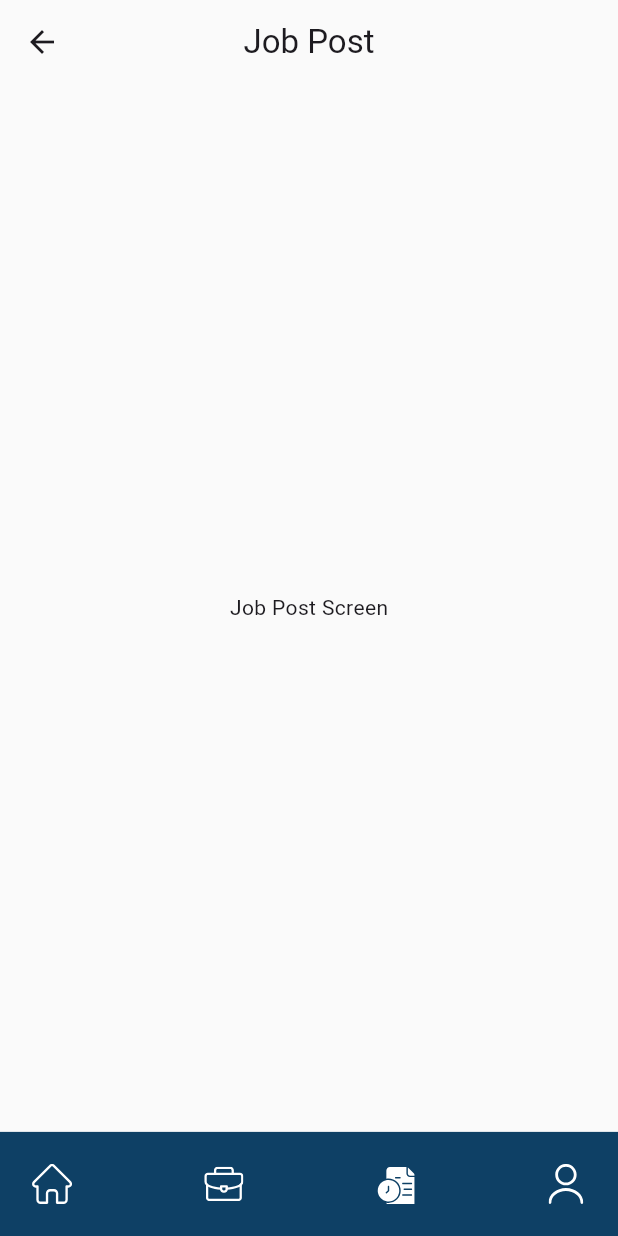
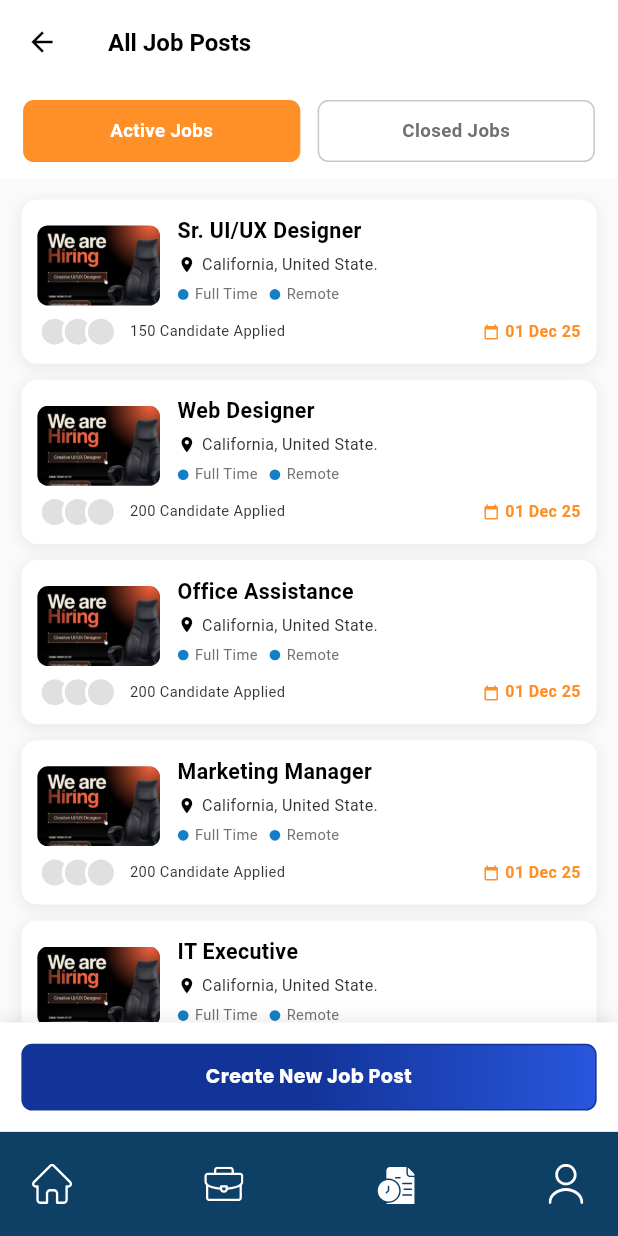
Before and after one commit to mehdisparktech/embeyi, a Flutter app: the JobPostScreen screen opened by its route, on a phone screen of 412 x 824 dp. Run offline on Flutter 3.47's test engine with Material 3 defaults, Android fonts, the phone set to English and light mode, and no system bars; our stand-ins replace cached_network_image, dio, flutter_dotenv, flutter_html, flutter_local_notifications, flutter_screenutil and 13 more; accounts and stored records are empty; network calls fail.

Commit message:
feat(recruiter): implement job post management features in recruiter interface
- Add RecruiterJobPostController to manage job post states and data
- Implement observable properties for active and closed jobs
- Create methods for loading jobs, selecting tabs, and viewing job details
- Enhance JobPostScreen with a tabbed interface for active and closed jobs
- Integrate job listing display using RecruiterJobCard component
- Add functionality for creating new job posts with user feedback

```diff
--- a/lib/features/recruiter/job_post/presentation/controller/job_post_controller.dart
+++ b/lib/features/recruiter/job_post/presentation/controller/job_post_controller.dart
@@ -1,3 +1,93 @@
 import 'package:get/get.dart';
+import 'package:embeyi/core/utils/constants/app_images.dart';
 
-class RecruiterJobPostController extends GetxController {}
+class RecruiterJobPostController extends GetxController {
+  // Observable properties
+  final RxInt selectedTabIndex = 0.obs; // 0 = Active, 1 = Closed
+  final RxList<Map<String, dynamic>> activeJobs = <Map<String, dynamic>>[].obs;
+  final RxList<Map<String, dynamic>> closedJobs = <Map<String, dynamic>>[].obs;
+
+  @override
+  void onInit() {
+    super.onInit();
+    _loadJobs();
+  }
+
+  void _loadJobs() {
+    activeJobs.value = [
+      {
+        'title': 'Sr. UI/UX Designer',
+        'location': 'California, United State.',
+        'isFullTime': true,
+        'isRemote': true,
+        'candidateCount': 150,
+        'deadline': '01 Dec 25',
+        'thumbnail': AppImages.jobPost,
+      },
+      {
+        'title': 'Web Designer',
+        'location': 'California, United State.',
+        'isFullTime': true,
+        'isRemote': true,
+        'candidateCount': 200,
+        'deadline': '01 Dec 25',
+        'thumbnail': AppImages.jobPost,
+      },
+      {
+        'title': 'Office Assistance',
+        'location': 'California, United State.',
+        'isFullTime': true,
+        'isRemote': true,
+        'candidateCount': 200,
+        'deadline': '01 Dec 25',
+        'thumbnail': AppImages.jobPost,
+      },
+      {
+        'title': 'Marketing Manager',
+        'location': 'California, United State.',
+        'isFullTime': true,
+        'isRemote': true,
+        'candidateCount': 200,
+        'deadline': '01 Dec 25',
+        'thumbnail': AppImages.jobPost,
+      },
+      {
+        'title': 'IT Executive',
+        'location': 'California, United State.',
+        'isFullTime': true,
+        'isRemote': true,
+        'candidateCount': 200,
+        'deadline': '01 Dec 25',
+        'thumbnail': AppImages.jobPost,
+      },
+    ];
+
+    closedJobs.value = [
+      {
+        'title': 'Senior Developer',
+        'location': 'California, United State.',
+        'isFullTime': true,
+        'isRemote': true,
+        'candidateCount': 300,
+        'deadline': '01 Nov 25',
+        'thumbnail': AppImages.jobPost,
+      },
+    ];
+  }
+
+  void selectTab(int index) {
+    selectedTabIndex.value = index;
+  }
+
+  List<Map<String, dynamic>> get currentJobs {
+    return selectedTabIndex.value == 0 ? activeJobs : closedJobs;
+  }
+
+  void createNewJobPost() {
+    Get.snackbar('Create Job', 'Opening job creation form...');
+  }
+
+  void viewJobDetails(String jobTitle) {
+    Get.snackbar('Job Details', 'Opening $jobTitle details...');
+  }
+}
--- a/lib/features/recruiter/job_post/presentation/screen/job_post_screen.dart
+++ b/lib/features/recruiter/job_post/presentation/screen/job_post_screen.dart
@@ -1,15 +1,169 @@
 import 'package:embeyi/core/component/bottom_nav_bar/common_bottom_bar.dart';
+import 'package:embeyi/core/component/button/common_button.dart';
+import 'package:embeyi/core/utils/constants/app_colors.dart';
+import 'package:embeyi/core/utils/extensions/extension.dart';
+import 'package:embeyi/features/recruiter/home/presentation/widgets/recruiter_job_card.dart';
 import 'package:flutter/material.dart';
+import 'package:flutter_screenutil/flutter_screenutil.dart';
+import 'package:get/get.dart';
+import '../controller/job_post_controller.dart';
 
 class JobPostScreen extends StatelessWidget {
   const JobPostScreen({super.key});
 
   @override
   Widget build(BuildContext context) {
+    final controller = Get.put(RecruiterJobPostController());
+
     return Scaffold(
-      appBar: AppBar(title: const Text('Job Post')),
-      body: const Center(child: Text('Job Post Screen')),
-      bottomNavigationBar: const CommonBottomNavBar(currentIndex: 2),
+      backgroundColor: AppColors.background,
+      appBar: _buildAppBar(),
+      body: Column(
+        children: [
+          _buildTabBar(controller),
+          Expanded(
+            child: SingleChildScrollView(
+              child: Padding(
+                padding: EdgeInsets.all(16.r),
+                child: _buildJobsList(controller),
+              ),
+            ),
+          ),
+          _buildCreateJobButton(controller),
+        ],
+      ),
+      bottomNavigationBar: const SafeArea(
+        child: CommonBottomNavBar(currentIndex: 2),
+      ),
+    );
+  }
+
+  PreferredSizeWidget _buildAppBar() {
+    return AppBar(
+      backgroundColor: Colors.white,
+      elevation: 0,
+      leading: IconButton(
+        icon: Icon(Icons.arrow_back, color: AppColors.black, size: 24.sp),
+        onPressed: () => Get.back(),
+      ),
+      title: Text(
+        'All Job Posts',
+        style: TextStyle(
+          fontSize: 18.sp,
+          fontWeight: FontWeight.w700,
+          color: AppColors.black,
+        ),
+      ),
+      centerTitle: false,
+    );
+  }
+
+  Widget _buildTabBar(RecruiterJobPostController controller) {
+    return Container(
+      color: Colors.white,
+      padding: EdgeInsets.symmetric(horizontal: 16.w, vertical: 12.h),
+      child: Obx(
+        () => Row(
+          children: [
+            Expanded(
+              child: _buildTabButton(
+                label: 'Active Jobs',
+                isSelected: controller.selectedTabIndex.value == 0,
+                onTap: () => controller.selectTab(0),
+              ),
+            ),
+            12.width,
+            Expanded(
+              child: _buildTabButton(
+                label: 'Closed Jobs',
+                isSelected: controller.selectedTabIndex.value == 1,
+                onTap: () => controller.selectTab(1),
+              ),
+            ),
+          ],
+        ),
+      ),
+    );
+  }
+
+  Widget _buildTabButton({
+    required String label,
+    required bool isSelected,
+    required VoidCallback onTap,
+  }) {
+    return GestureDetector(
+      onTap: onTap,
+      child: Container(
+        padding: EdgeInsets.symmetric(vertical: 12.h),
+        decoration: BoxDecoration(
+          color: isSelected ? AppColors.secondaryPrimary : Colors.white,
+          borderRadius: BorderRadius.circular(8.r),
+          border: Border.all(
+            color: isSelected
+                ? AppColors.secondaryPrimary
+                : AppColors.borderColor,
+            width: 1,
+          ),
+        ),
+        child: Text(
+          label,
+          textAlign: TextAlign.center,
+          style: TextStyle(
+            fontSize: 14.sp,
+            fontWeight: FontWeight.w600,
+            color: isSelected ? Colors.white : AppColors.secondaryText,
+          ),
+        ),
+      ),
+    );
+  }
+
+  Widget _buildJobsList(RecruiterJobPostController controller) {
+    return Obx(
+      () => ListView.builder(
+        shrinkWrap: true,
+        physics: const NeverScrollableScrollPhysics(),
+        itemCount: controller.currentJobs.length,
+        itemBuilder: (context, index) {
+          final job = controller.currentJobs[index];
+          return RecruiterJobCard(
+            jobTitle: job['title']!,
+            location: job['location']!,
+            isFullTime: job['isFullTime'] as bool,
+            isRemote: job['isRemote'] as bool,
+            candidateCount: job['candidateCount'] as int,
+            deadline: job['deadline']!,
+            thumbnailImage: job['thumbnail']!,
+            onTap: () => controller.viewJobDetails(job['title']!),
+          );
+        },
+      ),
+    );
+  }
+
+  Widget _buildCreateJobButton(RecruiterJobPostController controller) {
+    return Container(
+      padding: EdgeInsets.all(16.r),
+      decoration: BoxDecoration(
+        color: Colors.white,
+        boxShadow: [
+          BoxShadow(
+            color: Colors.black.withOpacity(0.08),
+            blurRadius: 8,
+            offset: const Offset(0, -2),
+          ),
+        ],
+      ),
+      child: SafeArea(
+        child: CommonButton(
+          titleText: 'Create New Job Post',
+          buttonHeight: 50.h,
+          buttonRadius: 8.r,
+          titleSize: 16.sp,
+          titleWeight: FontWeight.w700,
+          onTap: controller.createNewJobPost,
+        ),
+      ),
     );
   }
 }
```
